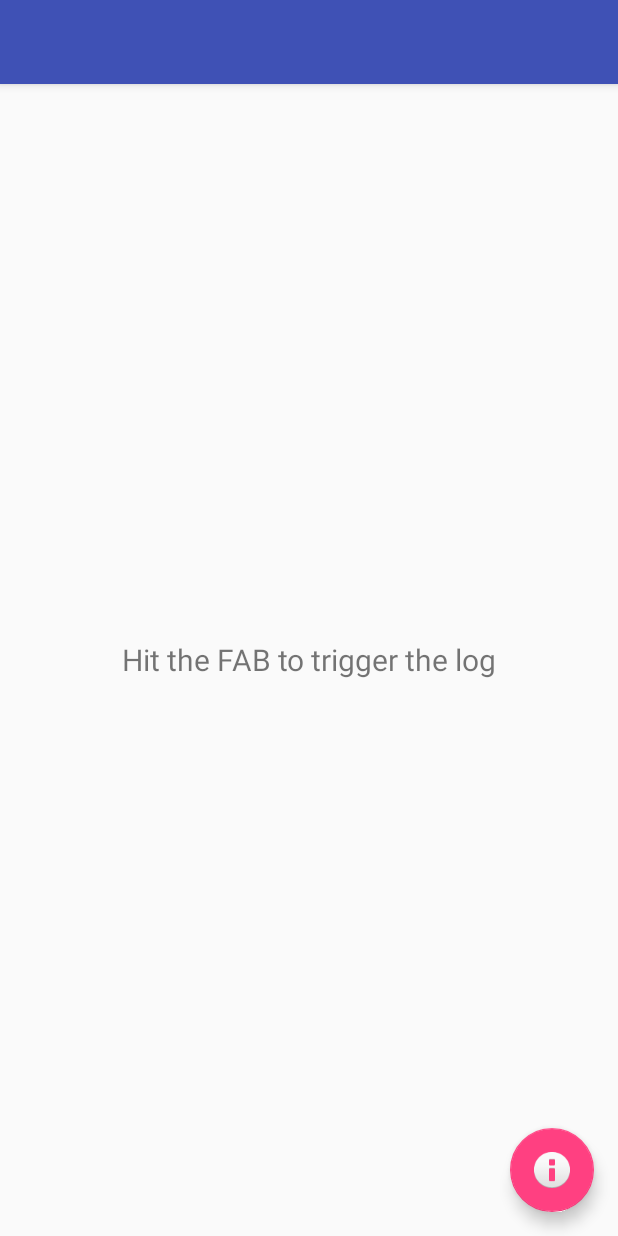
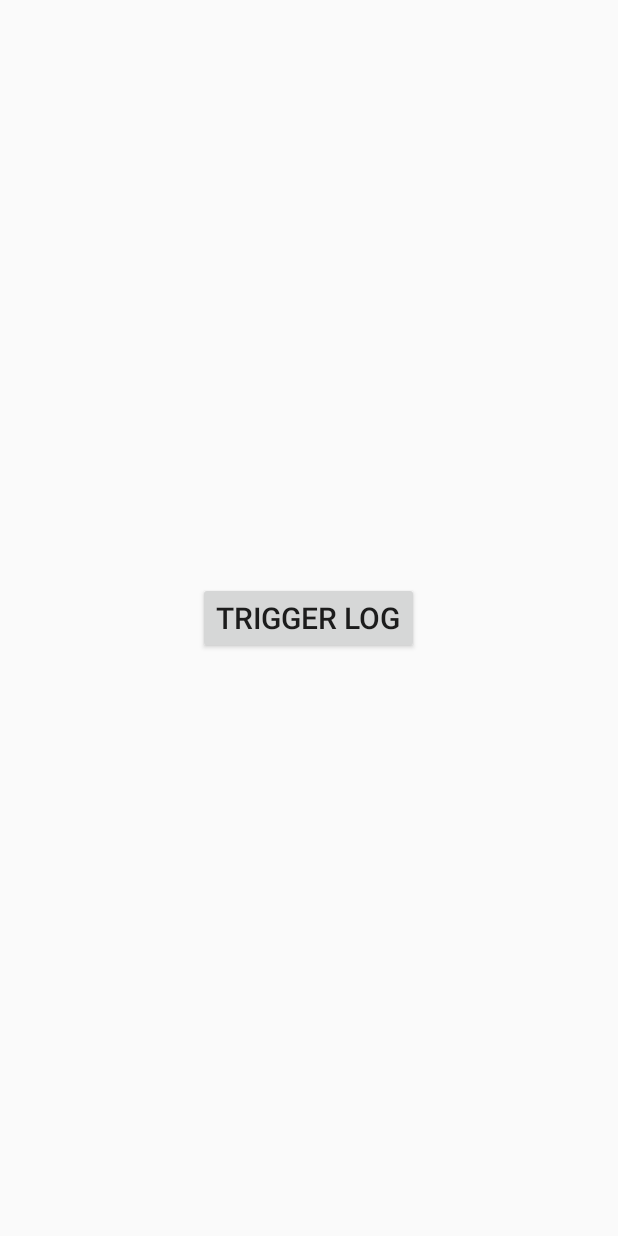
Before and after one commit to nisrulz/ShoutOut, an Android app: the screen it shows after launch (MainActivity), on a phone screen of 412 x 824 dp. Run offline under Robolectric (Android 15) with nearby library versions, the phone set to English and light mode, and no system bars.

Commit message:
cleanup layout files

```diff
--- a/sample/build.gradle.kts
+++ b/sample/build.gradle.kts
@@ -42,15 +42,8 @@ android {
 dependencies {
     implementation("androidx.core:core-ktx:1.12.0")
     implementation("androidx.appcompat:appcompat:1.6.1")
-    implementation("com.google.android.material:material:1.9.0")
-    implementation("androidx.constraintlayout:constraintlayout:2.1.4")
 
     // SDK
     // implementation 'com.github.nisrulz:shoutout:1.4.4'
     implementation(project(":shoutout"))
-
-    // Testing
-    testImplementation("junit:junit:4.13.2")
-    androidTestImplementation("androidx.test.ext:junit:1.1.5")
-    androidTestImplementation("androidx.test.espresso:espresso-core:3.5.1")
 }
--- a/sample/src/main/java/github/nisrulz/projectshoutout/MainActivity.kt
+++ b/sample/src/main/java/github/nisrulz/projectshoutout/MainActivity.kt
@@ -38,7 +38,7 @@ class MainActivity : AppCompatActivity() {
 
     private fun setupUI(binding: ActivityMainBinding) {
         with(binding) {
-            fab.setOnClickListener {
+            btn.setOnClickListener {
                 Toast.makeText(
                     this@MainActivity,
                     "Check your Logcat for logs",
--- a/sample/src/main/res/layout/activity_main.xml
+++ b/sample/src/main/res/layout/activity_main.xml
@@ -1,49 +1,16 @@
-<?xml version="1.0" encoding="utf-8"?><!--
-  ~ Copyright (C) 2016 Nishant Srivastava
-  ~
-  ~ Licensed under the Apache License, Version 2.0 (the "License");
-  ~ you may not use this file except in compliance with the License.
-  ~ You may obtain a copy of the License at
-  ~
-  ~    http://www.apache.org/licenses/LICENSE-2.0
-  ~
-  ~ Unless required by applicable law or agreed to in writing, software
-  ~ distributed under the License is distributed on an "AS IS" BASIS,
-  ~ WITHOUT WARRANTIES OR CONDITIONS OF ANY KIND, either express or implied.
-  ~ See the License for the specific language governing permissions and
-  ~ limitations under the License.
-  -->
-
-<androidx.coordinatorlayout.widget.CoordinatorLayout xmlns:android="http://schemas.android.com/apk/res/android"
-    xmlns:app="http://schemas.android.com/apk/res-auto"
+<?xml version="1.0" encoding="utf-8"?>
+<LinearLayout xmlns:android="http://schemas.android.com/apk/res/android"
     xmlns:tools="http://schemas.android.com/tools"
     android:layout_width="match_parent"
     android:layout_height="match_parent"
     android:fitsSystemWindows="true"
+    android:gravity="center"
     tools:context="github.nisrulz.projectshoutout.MainActivity">
 
-    <com.google.android.material.appbar.AppBarLayout
-        android:layout_width="match_parent"
-        android:layout_height="wrap_content"
-        android:theme="@style/AppTheme.AppBarOverlay">
-
-        <androidx.appcompat.widget.Toolbar
-            android:id="@+id/toolbar"
-            android:layout_width="match_parent"
-            android:layout_height="?attr/actionBarSize"
-            android:background="?attr/colorPrimary"
-            app:popupTheme="@style/AppTheme.PopupOverlay" />
-
-    </com.google.android.material.appbar.AppBarLayout>
-
-    <include layout="@layout/content_main" />
-
-    <com.google.android.material.floatingactionbutton.FloatingActionButton
-        android:id="@+id/fab"
+    <Button
+        android:id="@+id/btn"
         android:layout_width="wrap_content"
         android:layout_height="wrap_content"
-        android:layout_gravity="bottom|end"
-        android:layout_margin="@dimen/fab_margin"
-        android:src="@android:drawable/ic_dialog_info" />
-
-</androidx.coordinatorlayout.widget.CoordinatorLayout>
+        android:text="@string/trigger_log"
+        android:textSize="20sp" />
+</LinearLayout>
--- a/sample/src/main/res/layout/content_main.xml
+++ /dev/null
@@ -1,36 +0,0 @@
-<?xml version="1.0" encoding="utf-8"?><!--
-  ~ Copyright (C) 2016 Nishant Srivastava
-  ~
-  ~ Licensed under the Apache License, Version 2.0 (the "License");
-  ~ you may not use this file except in compliance with the License.
-  ~ You may obtain a copy of the License at
-  ~
-  ~    http://www.apache.org/licenses/LICENSE-2.0
-  ~
-  ~ Unless required by applicable law or agreed to in writing, software
-  ~ distributed under the License is distributed on an "AS IS" BASIS,
-  ~ WITHOUT WARRANTIES OR CONDITIONS OF ANY KIND, either express or implied.
-  ~ See the License for the specific language governing permissions and
-  ~ limitations under the License.
-  -->
-
-<RelativeLayout xmlns:android="http://schemas.android.com/apk/res/android"
-    xmlns:app="http://schemas.android.com/apk/res-auto"
-    xmlns:tools="http://schemas.android.com/tools"
-    android:layout_width="match_parent"
-    android:layout_height="match_parent"
-    android:paddingBottom="@dimen/activity_vertical_margin"
-    android:paddingLeft="@dimen/activity_horizontal_margin"
-    android:paddingRight="@dimen/activity_horizontal_margin"
-    android:paddingTop="@dimen/activity_vertical_margin"
-    app:layout_behavior="@string/appbar_scrolling_view_behavior"
-    tools:context="github.nisrulz.projectshoutout.MainActivity"
-    tools:showIn="@layout/activity_main">
-
-    <TextView
-        android:layout_width="match_parent"
-        android:layout_height="match_parent"
-        android:gravity="center"
-        android:text="Hit the FAB to trigger the log"
-        android:textSize="20sp" />
-</RelativeLayout>
--- a/sample/src/main/res/values/strings.xml
+++ b/sample/src/main/res/values/strings.xml
@@ -16,4 +16,5 @@
 
 <resources>
     <string name="app_name">ShoutOut</string>
+    <string name="trigger_log">Trigger Log</string>
 </resources>
```
